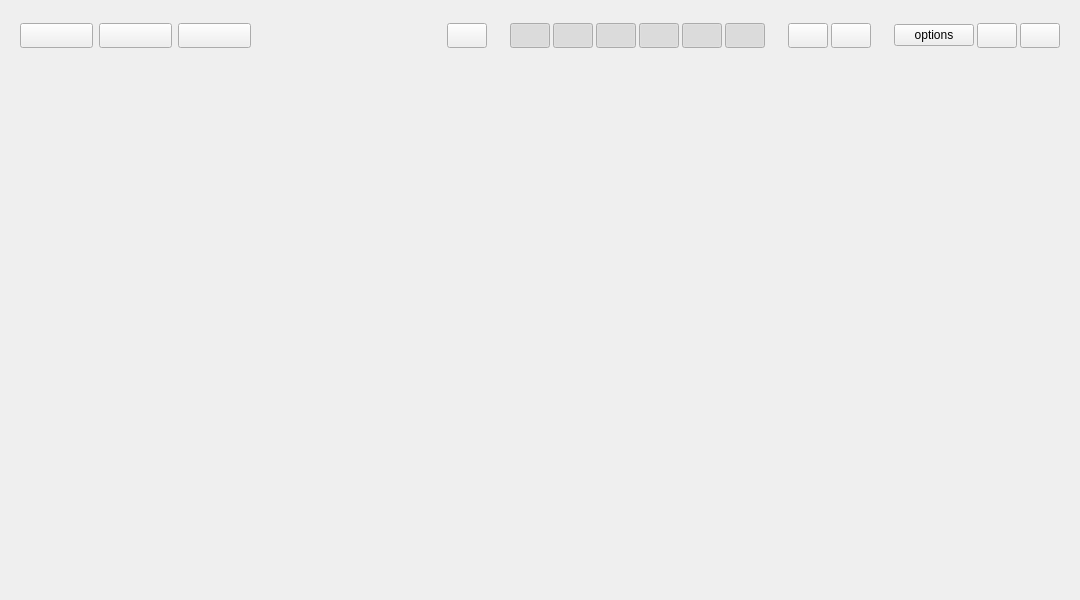
This is widget.ui in huebicode/hashlookup as Qt 5 draws it before an edit. The edited form follows.
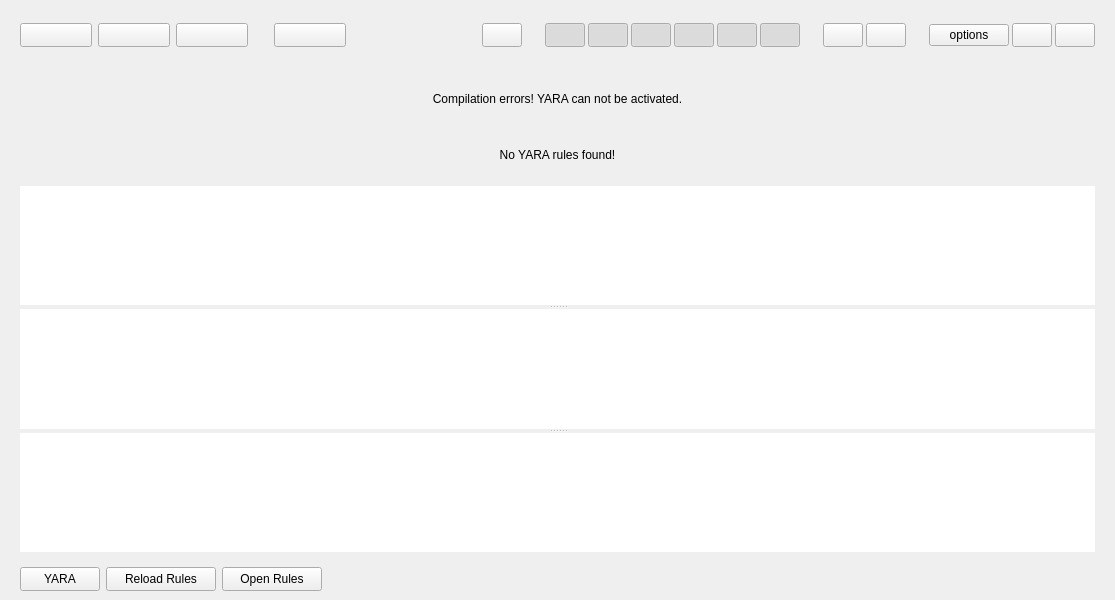
This is the edited form. Custom widgets are drawn as their Qt base class.

What changed in the file:
```diff
--- a/widget.ui
+++ b/widget.ui
@@ -6,10 +6,22 @@
    <rect>
     <x>0</x>
     <y>0</y>
-    <width>1080</width>
+    <width>1115</width>
     <height>600</height>
    </rect>
   </property>
+  <property name="sizePolicy">
+   <sizepolicy hsizetype="Preferred" vsizetype="Preferred">
+    <horstretch>0</horstretch>
+    <verstretch>0</verstretch>
+   </sizepolicy>
+  </property>
+  <property name="minimumSize">
+   <size>
+    <width>0</width>
+    <height>0</height>
+   </size>
+  </property>
   <property name="windowTitle">
    <string>Hash Lookup</string>
   </property>
@@ -68,37 +80,37 @@
          <property name="horizontalSpacing">
           <number>6</number>
          </property>
-         <item row="0" column="0">
-          <widget class="QPushButton" name="btn_md5">
-           <property name="sizePolicy">
-            <sizepolicy hsizetype="Fixed" vsizetype="Fixed">
-             <horstretch>0</horstretch>
-             <verstretch>0</verstretch>
-            </sizepolicy>
-           </property>
-           <property name="minimumSize">
-            <size>
-             <width>73</width>
-             <height>25</height>
-            </size>
-           </property>
-           <property name="text">
-            <string/>
-           </property>
-           <property name="checkable">
-            <bool>true</bool>
-           </property>
-           <property name="checked">
-            <bool>false</bool>
-           </property>
-          </widget>
-         </item>
          <item row="0" column="1">
           <widget class="QPushButton" name="btn_sha1">
            <property name="minimumSize">
             <size>
-             <width>73</width>
-             <height>25</height>
+             <width>72</width>
+             <height>24</height>
+            </size>
+           </property>
+           <property name="text">
+            <string/>
+           </property>
+           <property name="checkable">
+            <bool>true</bool>
+           </property>
+           <property name="checked">
+            <bool>false</bool>
+           </property>
+          </widget>
+         </item>
+         <item row="0" column="0">
+          <widget class="QPushButton" name="btn_md5">
+           <property name="sizePolicy">
+            <sizepolicy hsizetype="Fixed" vsizetype="Fixed">
+             <horstretch>0</horstretch>
+             <verstretch>0</verstretch>
+            </sizepolicy>
+           </property>
+           <property name="minimumSize">
+            <size>
+             <width>72</width>
+             <height>24</height>
             </size>
            </property>
            <property name="text">
@@ -122,8 +134,8 @@
            </property>
            <property name="minimumSize">
             <size>
-             <width>73</width>
-             <height>25</height>
+             <width>72</width>
+             <height>24</height>
             </size>
            </property>
            <property name="text">
@@ -137,6 +149,44 @@
            </property>
           </widget>
          </item>
+         <item row="0" column="3">
+          <spacer name="horizontalSpacer_6">
+           <property name="orientation">
+            <enum>Qt::Horizontal</enum>
+           </property>
+           <property name="sizeType">
+            <enum>QSizePolicy::Fixed</enum>
+           </property>
+           <property name="sizeHint" stdset="0">
+            <size>
+             <width>20</width>
+             <height>20</height>
+            </size>
+           </property>
+          </spacer>
+         </item>
+         <item row="0" column="4">
+          <widget class="QPushButton" name="btn_yara">
+           <property name="sizePolicy">
+            <sizepolicy hsizetype="Fixed" vsizetype="Fixed">
+             <horstretch>0</horstretch>
+             <verstretch>0</verstretch>
+            </sizepolicy>
+           </property>
+           <property name="minimumSize">
+            <size>
+             <width>72</width>
+             <height>24</height>
+            </size>
+           </property>
+           <property name="text">
+            <string/>
+           </property>
+           <property name="checkable">
+            <bool>true</bool>
+           </property>
+          </widget>
+         </item>
         </layout>
        </widget>
       </item>
@@ -199,8 +249,8 @@
            </property>
            <property name="minimumSize">
             <size>
-             <width>25</width>
-             <height>25</height>
+             <width>24</width>
+             <height>24</height>
             </size>
            </property>
            <property name="text">
@@ -240,8 +290,8 @@
            </property>
            <property name="minimumSize">
             <size>
-             <width>25</width>
-             <height>25</height>
+             <width>24</width>
+             <height>24</height>
             </size>
            </property>
            <property name="text">
@@ -265,8 +315,8 @@
            </property>
            <property name="minimumSize">
             <size>
-             <width>25</width>
-             <height>25</height>
+             <width>24</width>
+             <height>24</height>
             </size>
            </property>
            <property name="text">
@@ -290,8 +340,8 @@
            </property>
            <property name="minimumSize">
             <size>
-             <width>25</width>
-             <height>25</height>
+             <width>24</width>
+             <height>24</height>
             </size>
            </property>
            <property name="text">
@@ -315,8 +365,8 @@
            </property>
            <property name="minimumSize">
             <size>
-             <width>25</width>
-             <height>25</height>
+             <width>24</width>
+             <height>24</height>
             </size>
            </property>
            <property name="text">
@@ -340,8 +390,8 @@
            </property>
            <property name="minimumSize">
             <size>
-             <width>25</width>
-             <height>25</height>
+             <width>24</width>
+             <height>24</height>
             </size>
            </property>
            <property name="text">
@@ -365,8 +415,8 @@
            </property>
            <property name="minimumSize">
             <size>
-             <width>25</width>
-             <height>25</height>
+             <width>24</width>
+             <height>24</height>
             </size>
            </property>
            <property name="text">
@@ -406,8 +456,8 @@
            </property>
            <property name="minimumSize">
             <size>
-             <width>25</width>
-             <height>25</height>
+             <width>24</width>
+             <height>24</height>
             </size>
            </property>
            <property name="text">
@@ -425,8 +475,8 @@
            </property>
            <property name="minimumSize">
             <size>
-             <width>25</width>
-             <height>25</height>
+             <width>24</width>
+             <height>24</height>
             </size>
            </property>
            <property name="text">
@@ -509,8 +559,8 @@
            </property>
            <property name="minimumSize">
             <size>
-             <width>25</width>
-             <height>25</height>
+             <width>24</width>
+             <height>24</height>
             </size>
            </property>
            <property name="text">
@@ -528,8 +578,8 @@
            </property>
            <property name="minimumSize">
             <size>
-             <width>25</width>
-             <height>25</height>
+             <width>24</width>
+             <height>24</height>
             </size>
            </property>
            <property name="text">
@@ -548,8 +598,14 @@
    </item>
    <item>
     <widget class="QStackedWidget" name="stackedWidget">
+     <property name="sizePolicy">
+      <sizepolicy hsizetype="Preferred" vsizetype="Expanding">
+       <horstretch>0</horstretch>
+       <verstretch>0</verstretch>
+      </sizepolicy>
+     </property>
      <property name="currentIndex">
-      <number>4</number>
+      <number>5</number>
      </property>
      <widget class="QWidget" name="page_main">
       <layout class="QVBoxLayout" name="verticalLayout_3">
@@ -898,8 +954,8 @@
            <rect>
             <x>0</x>
             <y>0</y>
-            <width>1044</width>
-            <height>509</height>
+            <width>98</width>
+            <height>84</height>
            </rect>
           </property>
           <layout class="QHBoxLayout" name="horizontalLayout_8">
@@ -955,6 +1011,221 @@
        </item>
       </layout>
      </widget>
+     <widget class="QWidget" name="page_yara">
+      <layout class="QVBoxLayout" name="verticalLayout_7">
+       <property name="bottomMargin">
+        <number>9</number>
+       </property>
+       <item>
+        <widget class="QLabel" name="lbl_yara_error">
+         <property name="sizePolicy">
+          <sizepolicy hsizetype="Preferred" vsizetype="Fixed">
+           <horstretch>0</horstretch>
+           <verstretch>0</verstretch>
+          </sizepolicy>
+         </property>
+         <property name="minimumSize">
+          <size>
+           <width>0</width>
+           <height>50</height>
+          </size>
+         </property>
+         <property name="text">
+          <string>Compilation errors! YARA can not be activated.</string>
+         </property>
+         <property name="alignment">
+          <set>Qt::AlignCenter</set>
+         </property>
+         <property name="textInteractionFlags">
+          <set>Qt::NoTextInteraction</set>
+         </property>
+        </widget>
+       </item>
+       <item>
+        <widget class="QLabel" name="lbl_no_rules_found">
+         <property name="sizePolicy">
+          <sizepolicy hsizetype="Preferred" vsizetype="Fixed">
+           <horstretch>0</horstretch>
+           <verstretch>0</verstretch>
+          </sizepolicy>
+         </property>
+         <property name="minimumSize">
+          <size>
+           <width>0</width>
+           <height>50</height>
+          </size>
+         </property>
+         <property name="text">
+          <string>No YARA rules found!</string>
+         </property>
+         <property name="alignment">
+          <set>Qt::AlignCenter</set>
+         </property>
+         <property name="textInteractionFlags">
+          <set>Qt::NoTextInteraction</set>
+         </property>
+        </widget>
+       </item>
+       <item>
+        <widget class="QSplitter" name="splitter">
+         <property name="orientation">
+          <enum>Qt::Vertical</enum>
+         </property>
+         <widget class="QTextEdit" name="textEdit_error">
+          <property name="sizePolicy">
+           <sizepolicy hsizetype="Expanding" vsizetype="Expanding">
+            <horstretch>0</horstretch>
+            <verstretch>0</verstretch>
+           </sizepolicy>
+          </property>
+          <property name="frameShape">
+           <enum>QFrame::NoFrame</enum>
+          </property>
+          <property name="readOnly">
+           <bool>true</bool>
+          </property>
+         </widget>
+         <widget class="QTextEdit" name="textEdit_warning">
+          <property name="sizePolicy">
+           <sizepolicy hsizetype="Expanding" vsizetype="Expanding">
+            <horstretch>0</horstretch>
+            <verstretch>0</verstretch>
+           </sizepolicy>
+          </property>
+          <property name="frameShape">
+           <enum>QFrame::NoFrame</enum>
+          </property>
+          <property name="readOnly">
+           <bool>true</bool>
+          </property>
+         </widget>
+         <widget class="QTextEdit" name="textEdit_success">
+          <property name="sizePolicy">
+           <sizepolicy hsizetype="Expanding" vsizetype="Expanding">
+            <horstretch>0</horstretch>
+            <verstretch>0</verstretch>
+           </sizepolicy>
+          </property>
+          <property name="frameShape">
+           <enum>QFrame::NoFrame</enum>
+          </property>
+          <property name="readOnly">
+           <bool>true</bool>
+          </property>
+         </widget>
+        </widget>
+       </item>
+      </layout>
+     </widget>
+    </widget>
+   </item>
+   <item>
+    <widget class="QFrame" name="frame_yara_status">
+     <property name="sizePolicy">
+      <sizepolicy hsizetype="Preferred" vsizetype="Fixed">
+       <horstretch>0</horstretch>
+       <verstretch>0</verstretch>
+      </sizepolicy>
+     </property>
+     <property name="minimumSize">
+      <size>
+       <width>0</width>
+       <height>24</height>
+      </size>
+     </property>
+     <property name="frameShape">
+      <enum>QFrame::NoFrame</enum>
+     </property>
+     <property name="frameShadow">
+      <enum>QFrame::Raised</enum>
+     </property>
+     <layout class="QHBoxLayout" name="horizontalLayout_9">
+      <property name="leftMargin">
+       <number>9</number>
+      </property>
+      <property name="topMargin">
+       <number>0</number>
+      </property>
+      <property name="rightMargin">
+       <number>9</number>
+      </property>
+      <property name="bottomMargin">
+       <number>9</number>
+      </property>
+      <item>
+       <widget class="QPushButton" name="btn_yara_status">
+        <property name="sizePolicy">
+         <sizepolicy hsizetype="Fixed" vsizetype="Fixed">
+          <horstretch>0</horstretch>
+          <verstretch>0</verstretch>
+         </sizepolicy>
+        </property>
+        <property name="minimumSize">
+         <size>
+          <width>72</width>
+          <height>24</height>
+         </size>
+        </property>
+        <property name="text">
+         <string>YARA</string>
+        </property>
+        <property name="checkable">
+         <bool>true</bool>
+        </property>
+       </widget>
+      </item>
+      <item>
+       <widget class="QPushButton" name="btn_reload_rules">
+        <property name="sizePolicy">
+         <sizepolicy hsizetype="Fixed" vsizetype="Fixed">
+          <horstretch>0</horstretch>
+          <verstretch>0</verstretch>
+         </sizepolicy>
+        </property>
+        <property name="minimumSize">
+         <size>
+          <width>110</width>
+          <height>24</height>
+         </size>
+        </property>
+        <property name="text">
+         <string>Reload Rules</string>
+        </property>
+       </widget>
+      </item>
+      <item>
+       <widget class="QPushButton" name="btn_open_yaradir">
+        <property name="sizePolicy">
+         <sizepolicy hsizetype="Fixed" vsizetype="Fixed">
+          <horstretch>0</horstretch>
+          <verstretch>0</verstretch>
+         </sizepolicy>
+        </property>
+        <property name="minimumSize">
+         <size>
+          <width>100</width>
+          <height>24</height>
+         </size>
+        </property>
+        <property name="text">
+         <string>Open Rules</string>
+        </property>
+       </widget>
+      </item>
+      <item>
+       <spacer name="horizontalSpacer_5">
+        <property name="orientation">
+         <enum>Qt::Horizontal</enum>
+        </property>
+        <property name="sizeHint" stdset="0">
+         <size>
+          <width>40</width>
+          <height>20</height>
+         </size>
+        </property>
+       </spacer>
+      </item>
+     </layout>
     </widget>
    </item>
   </layout>
```
Left out of the diff: 135 changed lines with no effect on the pictures.
